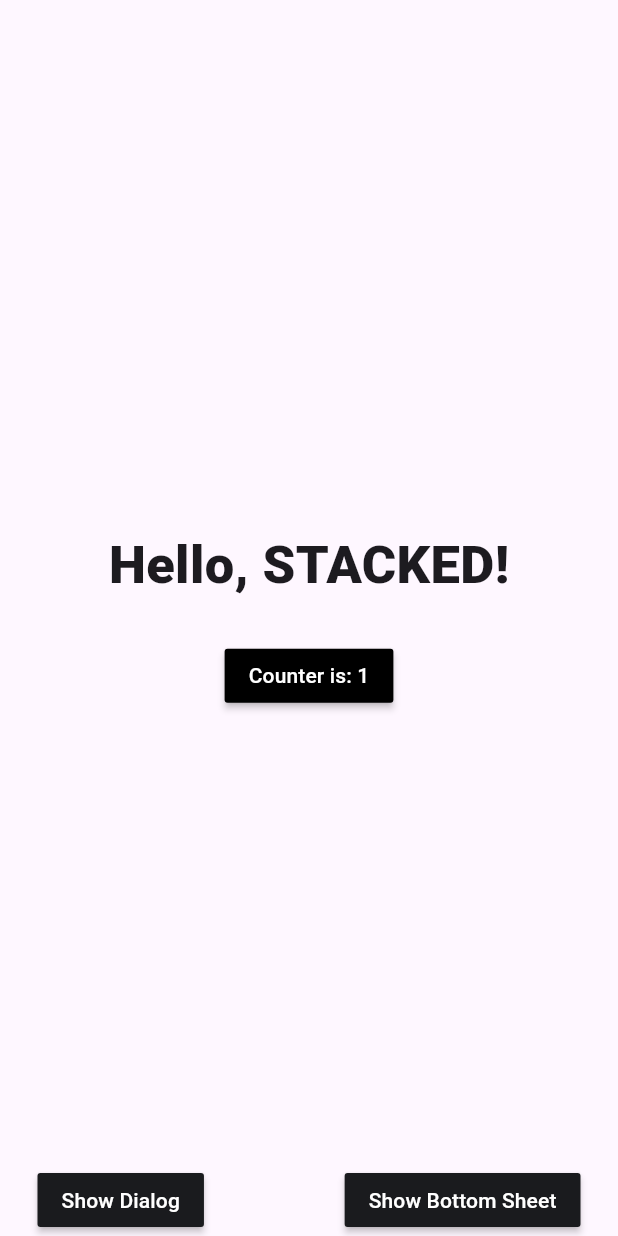
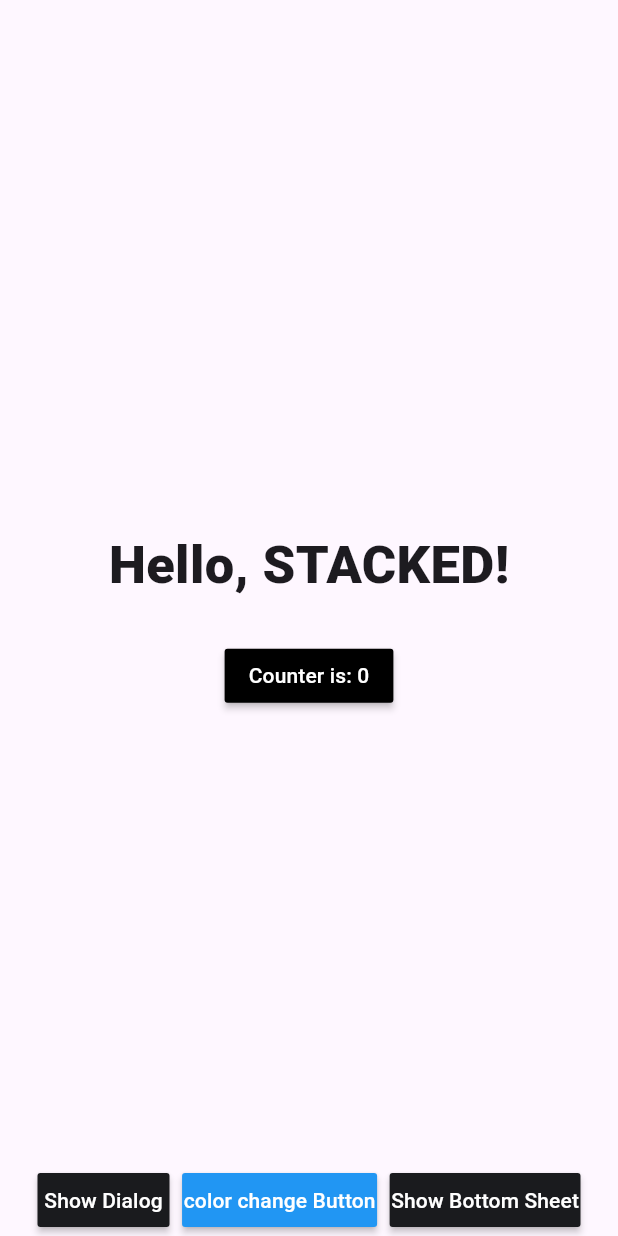
Before and after one commit to MuhammadAbdullahIqbal23/my_app, a Flutter app: the screen it shows after launch, after a tap on an icon or button, on a phone screen of 412 x 824 dp. Run offline on Flutter 3.47's test engine with Material 3 defaults, Android fonts, the phone set to English and light mode, and no system bars; our stand-ins replace stacked, stacked_services, stacked_shared.

Commit message:
New feat: 1. Color changing button 2. unit test for color changing button

```diff
--- a/lib/ui/views/home/home_view.dart
+++ b/lib/ui/views/home/home_view.dart
@@ -1,20 +1,18 @@
 import 'package:flutter/material.dart';
-import 'package:stacked/stacked.dart';
 import 'package:my_app/ui/common/app_colors.dart';
 import 'package:my_app/ui/common/ui_helpers.dart';
+import 'package:stacked/stacked.dart';
 
 import 'home_viewmodel.dart';
 
-class HomeView extends StackedView<HomeViewModel> {
+class HomeView extends StatelessWidget {
   const HomeView({Key? key}) : super(key: key);
 
   @override
-  Widget builder(
-    BuildContext context,
-    HomeViewModel viewModel,
-    Widget? child,
-  ) {
-    return Scaffold(
+  Widget build(BuildContext context) {
+    return ViewModelBuilder<HomeViewModel>.reactive(
+      viewModelBuilder: () => HomeViewModel(),
+      builder: (context, viewModel, child) => Scaffold(
         body: SafeArea(
           child: Padding(
             padding: const EdgeInsets.symmetric(horizontal: 25.0),
@@ -48,6 +46,7 @@ class HomeView extends StackedView<HomeViewModel> {
                     mainAxisAlignment: MainAxisAlignment.spaceBetween,
                     children: [
                       MaterialButton(
+                        padding: const EdgeInsets.all(1),
                         color: kcDarkGreyColor,
                         onPressed: viewModel.showDialog,
                         child: const Text(
@@ -58,6 +57,18 @@ class HomeView extends StackedView<HomeViewModel> {
                         ),
                       ),
                       MaterialButton(
+                        padding: const EdgeInsets.all(1),
+                        color: viewModel.buttonColor,
+                        onPressed: viewModel.onNewButtonPressed,
+                        child: const Text(
+                          'color change Button',
+                          style: TextStyle(
+                            color: Colors.white,
+                          ),
+                        ),
+                      ),
+                      MaterialButton(
+                        padding: const EdgeInsets.all(1),
                         color: kcDarkGreyColor,
                         onPressed: viewModel.showBottomSheet,
                         child: const Text(
@@ -74,12 +85,7 @@ class HomeView extends StackedView<HomeViewModel> {
             ),
           ),
         ),
+      ),
     );
   }
-
-  @override
-  HomeViewModel viewModelBuilder(
-    BuildContext context,
-  ) =>
-      HomeViewModel();
 }
--- a/lib/ui/views/home/home_viewmodel.dart
+++ b/lib/ui/views/home/home_viewmodel.dart
@@ -1,3 +1,4 @@
+import 'package:flutter/material.dart';
 import 'package:my_app/app/app.bottomsheets.dart';
 import 'package:my_app/app/app.dialogs.dart';
 import 'package:my_app/app/app.locator.dart';
@@ -12,6 +13,9 @@ class HomeViewModel extends BaseViewModel {
   String get counterLabel => 'Counter is: $_counter';
 
   int _counter = 0;
+  Color _buttonColor = Colors.blue;
+
+  Color get buttonColor => _buttonColor;
 
   void incrementCounter() {
     _counter++;
@@ -33,4 +37,9 @@ class HomeViewModel extends BaseViewModel {
       description: ksHomeBottomSheetDescription,
     );
   }
+
+  void onNewButtonPressed() {
+    _buttonColor = _buttonColor == Colors.blue ? Colors.red : Colors.blue;
+    rebuildUi();
+  }
 }
```
Also changed, not shown: lib/app/app.dart (+4 -5 lines), 1 other file. Lines whose indentation alone changed are shown as unchanged.
